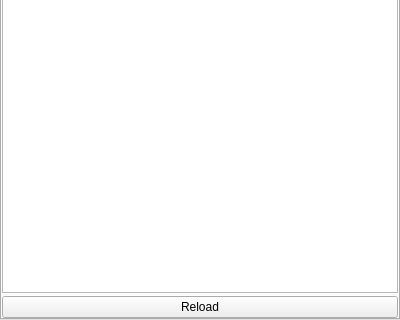
This is src/blackgui/components/atcstationcomponent.ui in swift-project/pilotclient as Qt 5 draws it before an edit; both pictures show x 0 to 400 and y 181 to 501 of the 400 by 501 pixel window. The edited form follows.
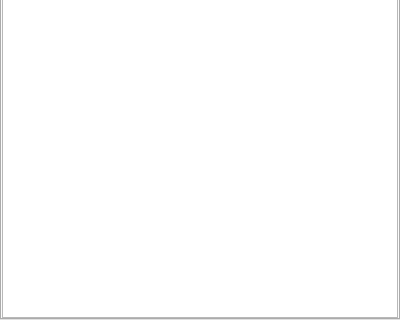
This is the edited form. The open tabs and pages were chosen to show the change. Custom widgets are drawn as their Qt base class.

Commit message: refs #319, refs #322 user can force reload and clearing the data in views * context menu * timer based component can fire directly * View base class (non templated) so it can use Q_OBJECT

```diff
--- a/src/blackgui/components/atcstationcomponent.ui
+++ b/src/blackgui/components/atcstationcomponent.ui
@@ -277,13 +277,6 @@
       </attribute>
      </widget>
     </item>
-    <item>
-     <widget class="QPushButton" name="pb_ReloadAtcStationsBooked">
-      <property name="text">
-       <string>Reload</string>
-      </property>
-     </widget>
-    </item>
    </layout>
   </widget>
  </widget>
```
The commit also changes 7 other files.
